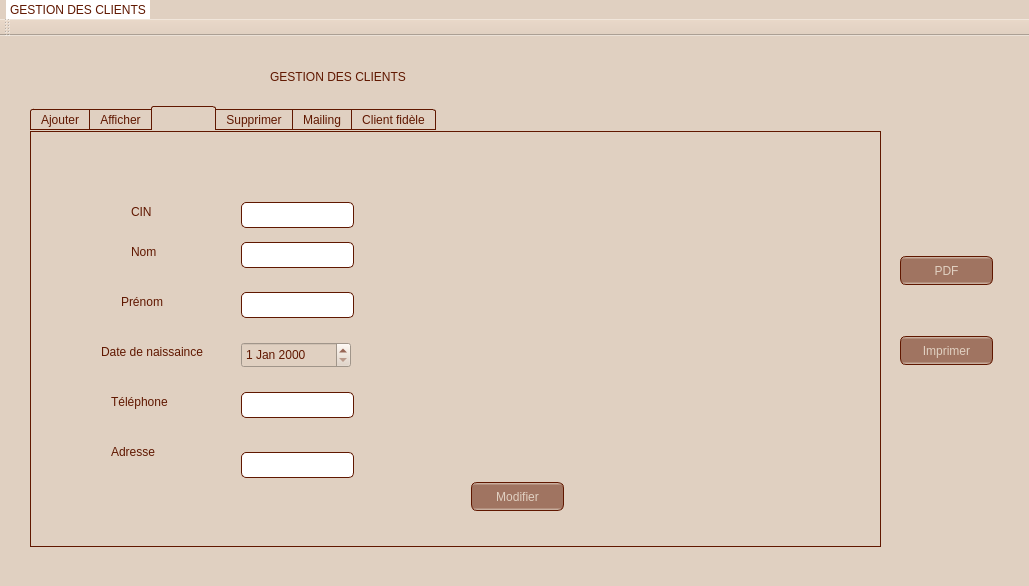
Qt form Gestion_client/mainwindow.ui (xyzt123456/application-desktop) before a commit.
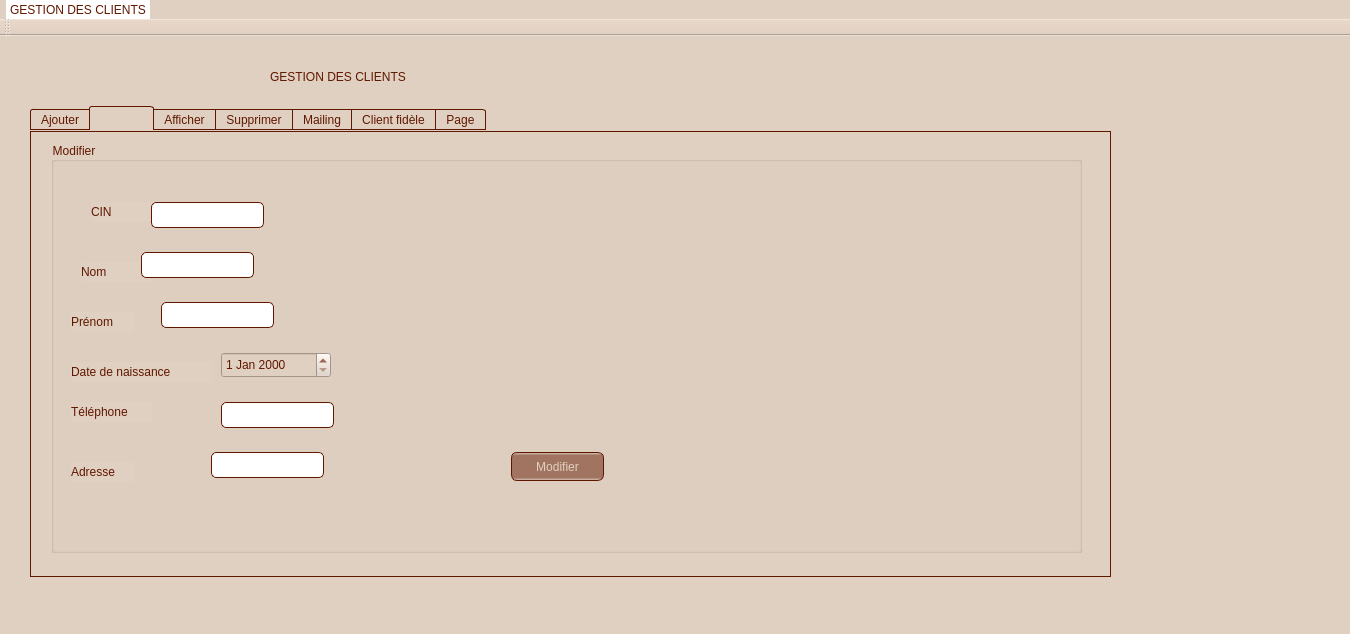
The same form after that commit. The open tabs and pages were chosen to show the change. Icons and pictures are not drawn.

What changed in the file:
```diff
--- a/Gestion_client/mainwindow.ui
+++ b/Gestion_client/mainwindow.ui
@@ -6,8 +6,8 @@
    <rect>
     <x>0</x>
     <y>0</y>
-    <width>1029</width>
-    <height>586</height>
+    <width>1350</width>
+    <height>634</height>
    </rect>
   </property>
   <property name="windowTitle">
@@ -486,15 +486,18 @@
 }</string>
   </property>
   <widget class="QWidget" name="centralWidget">
-   <widget class="QTabWidget" name="tabWidget">
+   <widget class="QTabWidget" name="Ajouter_2">
     <property name="geometry">
      <rect>
       <x>30</x>
       <y>70</y>
-      <width>851</width>
-      <height>441</height>
+      <width>1081</width>
+      <height>471</height>
      </rect>
     </property>
+    <property name="toolTip">
+     <string>&lt;html&gt;&lt;head/&gt;&lt;body&gt;&lt;p&gt;&lt;span style=&quot; font-size:10pt;&quot;&gt;Statistique&lt;/span&gt;&lt;/p&gt;&lt;/body&gt;&lt;/html&gt;</string>
+    </property>
     <property name="styleSheet">
      <string notr="true">QToolTip
 {
@@ -968,19 +971,19 @@
 }</string>
     </property>
     <property name="currentIndex">
-     <number>1</number>
+     <number>2</number>
     </property>
     <widget class="QWidget" name="tab">
      <attribute name="title">
       <string>Ajouter</string>
      </attribute>
-     <widget class="QGroupBox" name="groupBox">
+     <widget class="QGroupBox" name="Ajouter">
       <property name="geometry">
        <rect>
         <x>10</x>
         <y>10</y>
-        <width>81</width>
-        <height>21</height>
+        <width>1031</width>
+        <height>411</height>
        </rect>
       </property>
       <property name="title">
@@ -1003,7 +1006,7 @@
      <widget class="QLabel" name="nom">
       <property name="geometry">
        <rect>
-        <x>40</x>
+        <x>50</x>
         <y>110</y>
         <width>71</width>
         <height>20</height>
@@ -1029,20 +1032,20 @@
      <widget class="QLabel" name="date_naisc">
       <property name="geometry">
        <rect>
-        <x>10</x>
+        <x>50</x>
         <y>210</y>
         <width>141</width>
         <height>20</height>
        </rect>
       </property>
       <property name="text">
-       <string>Date de naissaince </string>
+       <string>Date de naissance </string>
       </property>
      </widget>
      <widget class="QLabel" name="tel">
       <property name="geometry">
        <rect>
-        <x>40</x>
+        <x>50</x>
         <y>270</y>
         <width>81</width>
         <height>20</height>
@@ -1055,14 +1058,14 @@
      <widget class="QLabel" name="adresse">
       <property name="geometry">
        <rect>
-        <x>50</x>
-        <y>320</y>
-        <width>63</width>
+        <x>40</x>
+        <y>360</y>
+        <width>101</width>
         <height>20</height>
        </rect>
       </property>
       <property name="text">
-       <string>Adresse</string>
+       <string>Adresse-mail</string>
       </property>
      </widget>
      <widget class="QLineEdit" name="le_cin">
@@ -1070,7 +1073,7 @@
        <rect>
         <x>170</x>
         <y>60</y>
-        <width>113</width>
+        <width>141</width>
         <height>26</height>
        </rect>
       </property>
@@ -1080,7 +1083,7 @@
        <rect>
         <x>170</x>
         <y>110</y>
-        <width>113</width>
+        <width>141</width>
         <height>26</height>
        </rect>
       </property>
@@ -1090,7 +1093,7 @@
        <rect>
         <x>170</x>
         <y>160</y>
-        <width>113</width>
+        <width>141</width>
         <height>26</height>
        </rect>
       </property>
@@ -1100,7 +1103,7 @@
        <rect>
         <x>170</x>
         <y>270</y>
-        <width>113</width>
+        <width>141</width>
         <height>26</height>
        </rect>
       </property>
@@ -1109,8 +1112,8 @@
       <property name="geometry">
        <rect>
         <x>170</x>
-        <y>320</y>
-        <width>113</width>
+        <y>360</y>
+        <width>141</width>
         <height>26</height>
        </rect>
       </property>
@@ -1131,29 +1134,53 @@
        <string>Ajouter</string>
       </property>
      </widget>
-     <widget class="QDateEdit" name="dateEdit_2">
+     <widget class="QDateEdit" name="la_date">
       <property name="geometry">
        <rect>
-        <x>170</x>
+        <x>200</x>
         <y>210</y>
-        <width>110</width>
+        <width>101</width>
         <height>26</height>
        </rect>
       </property>
      </widget>
-    </widget>
-    <widget class="QWidget" name="tab_2">
-     <attribute name="title">
-      <string>Afficher</string>
-     </attribute>
-     <widget class="QTableView" name="tab_client">
+     <widget class="QRadioButton" name="rb1">
       <property name="geometry">
        <rect>
-        <x>20</x>
-        <y>20</y>
-        <width>941</width>
-        <height>351</height>
+        <x>150</x>
+        <y>320</y>
+        <width>97</width>
+        <height>20</height>
        </rect>
+      </property>
+      <property name="text">
+       <string>Etudiant(e)</string>
+      </property>
+     </widget>
+     <widget class="QRadioButton" name="rb2">
+      <property name="geometry">
+       <rect>
+        <x>290</x>
+        <y>320</y>
+        <width>131</width>
+        <height>20</height>
+       </rect>
+      </property>
+      <property name="text">
+       <string>Fonctionnaire</string>
+      </property>
+     </widget>
+     <widget class="QLabel" name="type">
+      <property name="geometry">
+       <rect>
+        <x>50</x>
+        <y>320</y>
+        <width>81</width>
+        <height>20</height>
+       </rect>
+      </property>
+      <property name="text">
+       <string>Type</string>
       </property>
      </widget>
     </widget>
@@ -1161,160 +1188,260 @@
      <attribute name="title">
       <string>Modifier</string>
      </attribute>
-     <widget class="QLabel" name="adresse_2">
+     <widget class="QGroupBox" name="Ajouter_3">
       <property name="geometry">
        <rect>
-        <x>80</x>
-        <y>310</y>
-        <width>63</width>
-        <height>20</height>
+        <x>20</x>
+        <y>10</y>
+        <width>1031</width>
+        <height>411</height>
        </rect>
       </property>
-      <property name="text">
-       <string>Adresse</string>
-      </property>
-     </widget>
-     <widget class="QLabel" name="prenom_2">
-      <property name="geometry">
-       <rect>
-        <x>90</x>
-        <y>160</y>
-        <width>63</width>
-        <height>20</height>
-       </rect>
-      </property>
-      <property name="text">
-       <string>Prénom</string>
-      </property>
-     </widget>
-     <widget class="QLabel" name="nom_2">
-      <property name="geometry">
-       <rect>
-        <x>100</x>
-        <y>110</y>
-        <width>71</width>
-        <height>20</height>
-       </rect>
-      </property>
-      <property name="text">
-       <string>Nom</string>
-      </property>
-     </widget>
-     <widget class="QLabel" name="cin_3">
-      <property name="geometry">
-       <rect>
-        <x>100</x>
-        <y>70</y>
-        <width>63</width>
-        <height>20</height>
-       </rect>
-      </property>
-      <property name="text">
-       <string>CIN</string>
-      </property>
-     </widget>
-     <widget class="QLabel" name="tel_2">
-      <property name="geometry">
-       <rect>
-        <x>80</x>
-        <y>260</y>
-        <width>81</width>
-        <height>20</height>
-       </rect>
-      </property>
-      <property name="text">
-       <string>Téléphone</string>
-      </property>
-     </widget>
-     <widget class="QLineEdit" name="le_cin_3">
-      <property name="geometry">
-       <rect>
-        <x>210</x>
-        <y>70</y>
-        <width>113</width>
-        <height>26</height>
-       </rect>
-      </property>
-     </widget>
-     <widget class="QLineEdit" name="le_adresse_2">
-      <property name="geometry">
-       <rect>
-        <x>210</x>
-        <y>320</y>
-        <width>113</width>
-        <height>26</height>
-       </rect>
-      </property>
-     </widget>
-     <widget class="QLineEdit" name="le_tel_2">
-      <property name="geometry">
-       <rect>
-        <x>210</x>
-        <y>260</y>
-        <width>113</width>
-        <height>26</height>
-       </rect>
-      </property>
-     </widget>
-     <widget class="QLabel" name="date_naisc_2">
-      <property name="geometry">
-       <rect>
-        <x>70</x>
-        <y>210</y>
-        <width>141</width>
-        <height>20</height>
-       </rect>
-      </property>
-      <property name="text">
-       <string>Date de naissaince </string>
-      </property>
-     </widget>
-     <widget class="QLineEdit" name="le_nom_2">
-      <property name="geometry">
-       <rect>
-        <x>210</x>
-        <y>110</y>
-        <width>113</width>
-        <height>26</height>
-       </rect>
-      </property>
-     </widget>
-     <widget class="QLineEdit" name="le_prenom_2">
-      <property name="geometry">
-       <rect>
-        <x>210</x>
-        <y>160</y>
-        <width>113</width>
-        <height>26</height>
-       </rect>
-      </property>
-     </widget>
-     <widget class="QPushButton" name="b_modifier">
-      <property name="geometry">
-       <rect>
-        <x>440</x>
-        <y>350</y>
-        <width>93</width>
-        <height>29</height>
-       </rect>
-      </property>
-      <property name="styleSheet">
-       <string notr="true">font: 11pt &quot;Segoe UI&quot;;</string>
-      </property>
-      <property name="text">
+      <property name="title">
        <string>Modifier</string>
       </property>
+      <widget class="QLabel" name="cin_3">
+       <property name="geometry">
+        <rect>
+         <x>40</x>
+         <y>60</y>
+         <width>63</width>
+         <height>20</height>
+        </rect>
+       </property>
+       <property name="text">
+        <string>CIN</string>
+       </property>
+      </widget>
+      <widget class="QLineEdit" name="le_cin_3">
+       <property name="geometry">
+        <rect>
+         <x>100</x>
+         <y>60</y>
+         <width>113</width>
+         <height>26</height>
+        </rect>
+       </property>
+      </widget>
+      <widget class="QLabel" name="nom_2">
+       <property name="geometry">
+        <rect>
+         <x>30</x>
+         <y>120</y>
+         <width>71</width>
+         <height>20</height>
+        </rect>
+       </property>
+       <property name="text">
+        <string>Nom</string>
+       </property>
+      </widget>
+      <widget class="QLineEdit" name="le_nom_2">
+       <property name="geometry">
+        <rect>
+         <x>90</x>
+         <y>110</y>
+         <width>113</width>
+         <height>26</height>
+        </rect>
+       </property>
+      </widget>
+      <widget class="QLabel" name="prenom_2">
+       <property name="geometry">
+        <rect>
+         <x>20</x>
+         <y>170</y>
+         <width>63</width>
+         <height>20</height>
+        </rect>
+       </property>
+       <property name="text">
+        <string>Prénom</string>
+       </property>
+      </widget>
+      <widget class="QLineEdit" name="le_prenom_2">
+       <property name="geometry">
+        <rect>
+         <x>110</x>
+         <y>160</y>
+         <width>113</width>
+         <height>26</height>
+        </rect>
+       </property>
+      </widget>
+      <widget class="QLabel" name="date_naisc_2">
+       <property name="geometry">
+        <rect>
+         <x>20</x>
+         <y>220</y>
+         <width>141</width>
+         <height>20</height>
+        </rect>
+       </property>
+       <property name="text">
+        <string>Date de naissance </string>
+       </property>
+      </widget>
+      <widget class="QDateEdit" name="dateEdit">
+       <property name="geometry">
+        <rect>
+         <x>170</x>
+         <y>210</y>
+         <width>110</width>
+         <height>26</height>
+        </rect>
+       </property>
+      </widget>
+      <widget class="QLabel" name="tel_2">
+       <property name="geometry">
+        <rect>
+         <x>20</x>
+         <y>260</y>
+         <width>81</width>
+         <height>20</height>
+        </rect>
+       </property>
+       <property name="text">
+        <string>Téléphone</string>
+       </property>
+      </widget>
+      <widget class="QLineEdit" name="le_tel_2">
+       <property name="geometry">
+        <rect>
+         <x>170</x>
+         <y>260</y>
+         <width>113</width>
+         <height>26</height>
+        </rect>
+       </property>
+      </widget>
+      <widget class="QLabel" name="adresse_2">
+       <property name="geometry">
+        <rect>
+         <x>20</x>
+         <y>320</y>
+         <width>63</width>
+         <height>20</height>
+        </rect>
+       </property>
+       <property name="text">
+        <string>Adresse</string>
+       </property>
+      </widget>
+      <widget class="QLineEdit" name="le_adresse_2">
+       <property name="geometry">
+        <rect>
+         <x>160</x>
+         <y>310</y>
+         <width>113</width>
+         <height>26</height>
+        </rect>
+       </property>
+      </widget>
+      <widget class="QPushButton" name="b_modifier">
+       <property name="geometry">
+        <rect>
+         <x>460</x>
+         <y>310</y>
+         <width>93</width>
+         <height>29</height>
+        </rect>
+       </property>
+       <property name="styleSheet">
+        <string notr="true">font: 11pt &quot;Segoe UI&quot;;</string>
+       </property>
+       <property name="text">
+        <string>Modifier</string>
+       </property>
+      </widget>
      </widget>
-     <widget class="QDateEdit" name="dateEdit">
+    </widget>
+    <widget class="QWidget" name="tab_2">
+     <attribute name="title">
+      <string>Afficher</string>
+     </attribute>
+     <widget class="QTableView" name="tab_client">
       <property name="geometry">
        <rect>
-        <x>210</x>
-        <y>210</y>
-        <width>110</width>
+        <x>10</x>
+        <y>60</y>
+        <width>951</width>
+        <height>361</height>
+       </rect>
+      </property>
+     </widget>
+     <widget class="QPushButton" name="tri">
+      <property name="geometry">
+       <rect>
+        <x>970</x>
+        <y>60</y>
+        <width>93</width>
+        <height>29</height>
+       </rect>
+      </property>
+      <property name="toolTip">
+       <string>&lt;html&gt;&lt;head/&gt;&lt;body&gt;&lt;p&gt;&lt;span style=&quot; font-size:14pt;&quot;&gt;Tri par CIN&lt;/span&gt;&lt;/p&gt;&lt;/body&gt;&lt;/html&gt;</string>
+      </property>
+      <property name="text">
+       <string>Tri par nom</string>
+      </property>
+     </widget>
+     <widget class="QLineEdit" name="la_recherche">
+      <property name="geometry">
+       <rect>
+        <x>140</x>
+        <y>10</y>
+        <width>331</width>
         <height>26</height>
        </rect>
       </property>
      </widget>
+     <widget class="QPushButton" name="rechercher">
+      <property name="geometry">
+       <rect>
+        <x>490</x>
+        <y>10</y>
+        <width>93</width>
+        <height>29</height>
+       </rect>
+      </property>
+      <property name="styleSheet">
+       <string notr="true">QToolTip
+{
+     border: 1px white ;
+     background-color: #601700;
+     padding: 1px;
+     border-radius: 3px;
+     opacity: 100;
+}</string>
+      </property>
+      <property name="text">
+       <string>Rechercher</string>
+      </property>
+     </widget>
+     <widget class="QPushButton" name="pdf">
+      <property name="geometry">
+       <rect>
+        <x>970</x>
+        <y>110</y>
+        <width>93</width>
+        <height>29</height>
+       </rect>
+      </property>
+      <property name="styleSheet">
+       <string notr="true">QToolTip
+{
+     border: 1px white ;
+     background-color: #601700;
+     padding: 1px;
+     border-radius: 3px;
+     opacity: 100;
+}</string>
+      </property>
+      <property name="text">
+       <string>PDF</string>
+      </property>
+     </widget>
     </widget>
     <widget class="QWidget" name="tab_4">
      <attribute name="title">
@@ -1378,12 +1505,114 @@
      <attribute name="title">
       <string>Mailing</string>
      </attribute>
+     <widget class="QPlainTextEdit" name="plainTextEdit">
+      <property name="geometry">
+       <rect>
+        <x>30</x>
+        <y>180</y>
+        <width>551</width>
+        <height>231</height>
+       </rect>
+      </property>
+     </widget>
+     <widget class="QPushButton" name="pushButton_3">
+      <property name="geometry">
+       <rect>
+        <x>600</x>
+        <y>380</y>
+        <width>93</width>
+        <height>29</height>
+       </rect>
+      </property>
+      <property name="toolTip">
+       <string>&lt;html&gt;&lt;head/&gt;&lt;body&gt;&lt;p&gt;&lt;span style=&quot; font-size:18pt;&quot;&gt;Envoyer&lt;/span&gt;&lt;/p&gt;&lt;/body&gt;&lt;/html&gt;</string>
+      </property>
+      <property name="text">
+       <string>Envoyer</string>
+      </property>
+     </widget>
+     <widget class="QLineEdit" name="lineEdit">
+      <property name="geometry">
+       <rect>
+        <x>130</x>
+        <y>30</y>
+        <width>211</width>
+        <height>26</height>
+       </rect>
+      </property>
+     </widget>
+     <widget class="QTextEdit" name="textEdit">
+      <property name="geometry">
+       <rect>
+        <x>20</x>
+        <y>30</y>
+        <width>104</width>
+        <height>31</height>
+       </rect>
+      </property>
+      <property name="html">
+       <string>&lt;!DOCTYPE HTML PUBLIC &quot;-//W3C//DTD HTML 4.0//EN&quot; &quot;http://www.w3.org/TR/REC-html40/strict.dtd&quot;&gt;
+&lt;html&gt;&lt;head&gt;&lt;meta name=&quot;qrichtext&quot; content=&quot;1&quot; /&gt;&lt;style type=&quot;text/css&quot;&gt;
+p, li { white-space: pre-wrap; }
+&lt;/style&gt;&lt;/head&gt;&lt;body style=&quot; font-family:'MS Shell Dlg 2'; font-size:7.8pt; font-weight:400; font-style:normal;&quot;&gt;
+&lt;p style=&quot; margin-top:0px; margin-bottom:0px; margin-left:0px; margin-right:0px; -qt-block-indent:0; text-indent:0px;&quot;&gt;&lt;span style=&quot; font-family:'Segoe UI'; font-size:9pt;&quot;&gt;Adresse-mail &lt;/span&gt;&lt;/p&gt;&lt;/body&gt;&lt;/html&gt;</string>
+      </property>
+     </widget>
+     <widget class="QTextEdit" name="textEdit_2">
+      <property name="geometry">
+       <rect>
+        <x>30</x>
+        <y>140</y>
+        <width>61</width>
+        <height>31</height>
+       </rect>
+      </property>
+      <property name="html">
+       <string>&lt;!DOCTYPE HTML PUBLIC &quot;-//W3C//DTD HTML 4.0//EN&quot; &quot;http://www.w3.org/TR/REC-html40/strict.dtd&quot;&gt;
+&lt;html&gt;&lt;head&gt;&lt;meta name=&quot;qrichtext&quot; content=&quot;1&quot; /&gt;&lt;style type=&quot;text/css&quot;&gt;
+p, li { white-space: pre-wrap; }
+&lt;/style&gt;&lt;/head&gt;&lt;body style=&quot; font-family:'MS Shell Dlg 2'; font-size:7.8pt; font-weight:400; font-style:normal;&quot;&gt;
+&lt;p style=&quot; margin-top:0px; margin-bottom:0px; margin-left:0px; margin-right:0px; -qt-block-indent:0; text-indent:0px;&quot;&gt;&lt;span style=&quot; font-family:'Segoe UI'; font-size:9pt;&quot;&gt;Text :&lt;/span&gt;&lt;/p&gt;&lt;/body&gt;&lt;/html&gt;</string>
+      </property>
+     </widget>
+     <widget class="QTextEdit" name="textEdit_3">
+      <property name="geometry">
+       <rect>
+        <x>20</x>
+        <y>70</y>
+        <width>104</width>
+        <height>31</height>
+       </rect>
+      </property>
+      <property name="html">
+       <string>&lt;!DOCTYPE HTML PUBLIC &quot;-//W3C//DTD HTML 4.0//EN&quot; &quot;http://www.w3.org/TR/REC-html40/strict.dtd&quot;&gt;
+&lt;html&gt;&lt;head&gt;&lt;meta name=&quot;qrichtext&quot; content=&quot;1&quot; /&gt;&lt;style type=&quot;text/css&quot;&gt;
+p, li { white-space: pre-wrap; }
+&lt;/style&gt;&lt;/head&gt;&lt;body style=&quot; font-family:'MS Shell Dlg 2'; font-size:7.8pt; font-weight:400; font-style:normal;&quot;&gt;
+&lt;p style=&quot; margin-top:0px; margin-bottom:0px; margin-left:0px; margin-right:0px; -qt-block-indent:0; text-indent:0px;&quot;&gt;&lt;span style=&quot; font-family:'Segoe UI'; font-size:9pt;&quot;&gt;Mot de passe&lt;/span&gt;&lt;/p&gt;&lt;/body&gt;&lt;/html&gt;</string>
+      </property>
+     </widget>
+     <widget class="QLineEdit" name="lineEdit_2">
+      <property name="geometry">
+       <rect>
+        <x>130</x>
+        <y>70</y>
+        <width>211</width>
+        <height>26</height>
+       </rect>
+      </property>
+     </widget>
     </widget>
     <widget class="QWidget" name="tab_5">
      <attribute name="title">
       <string>Client fidèle</string>
      </attribute>
     </widget>
+    <widget class="QWidget" name="tab_13">
+     <attribute name="title">
+      <string>Page</string>
+     </attribute>
+    </widget>
    </widget>
    <widget class="QLabel" name="label">
     <property name="geometry">
@@ -1402,49 +1631,13 @@
      <string>GESTION DES CLIENTS</string>
     </property>
    </widget>
-   <widget class="QPushButton" name="pushButton">
-    <property name="geometry">
-     <rect>
-      <x>900</x>
-      <y>220</y>
-      <width>93</width>
-      <height>29</height>
-     </rect>
-    </property>
-    <property name="styleSheet">
-     <string notr="true">QToolTip
-{
-     border: 1px white ;
-     background-color: #601700;
-     padding: 1px;
-     border-radius: 3px;
-     opacity: 100;
-}</string>
-    </property>
-    <property name="text">
-     <string>PDF</string>
-    </property>
-   </widget>
-   <widget class="QPushButton" name="pushButton_2">
-    <property name="geometry">
-     <rect>
-      <x>900</x>
-      <y>300</y>
-      <width>93</width>
-      <height>29</height>
-     </rect>
-    </property>
-    <property name="text">
-     <string>Imprimer</string>
-    </property>
-   </widget>
   </widget>
   <widget class="QMenuBar" name="menuBar">
    <property name="geometry">
     <rect>
      <x>0</x>
      <y>0</y>
-     <width>1029</width>
+     <width>1350</width>
      <height>26</height>
     </rect>
    </property>
```
